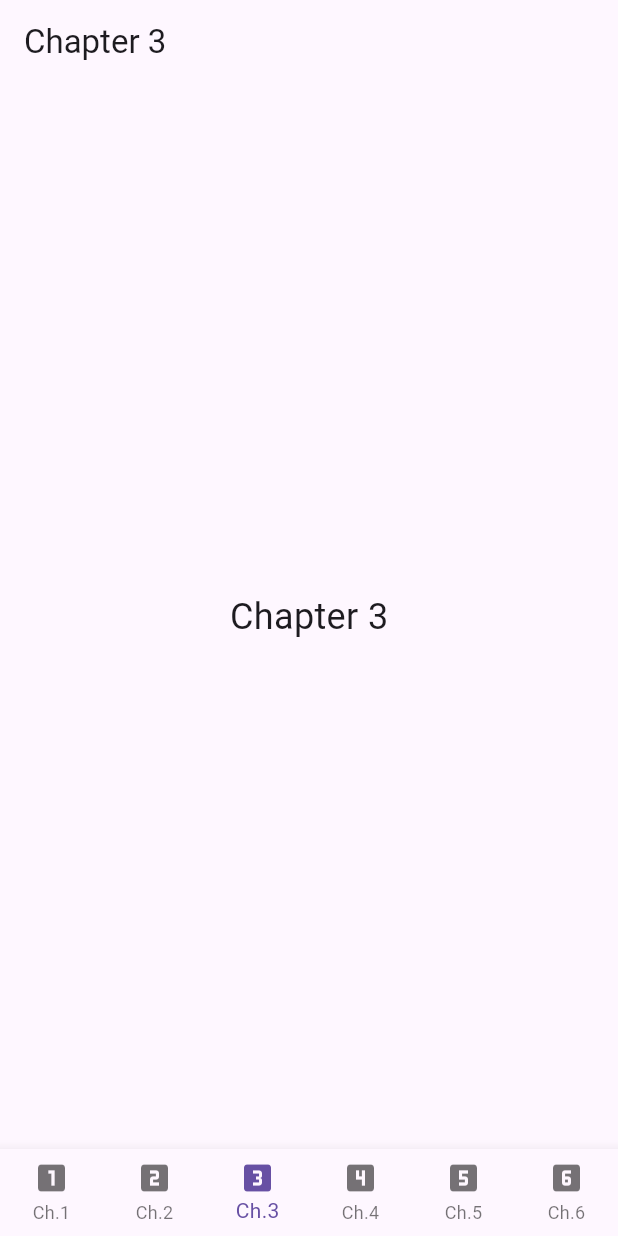
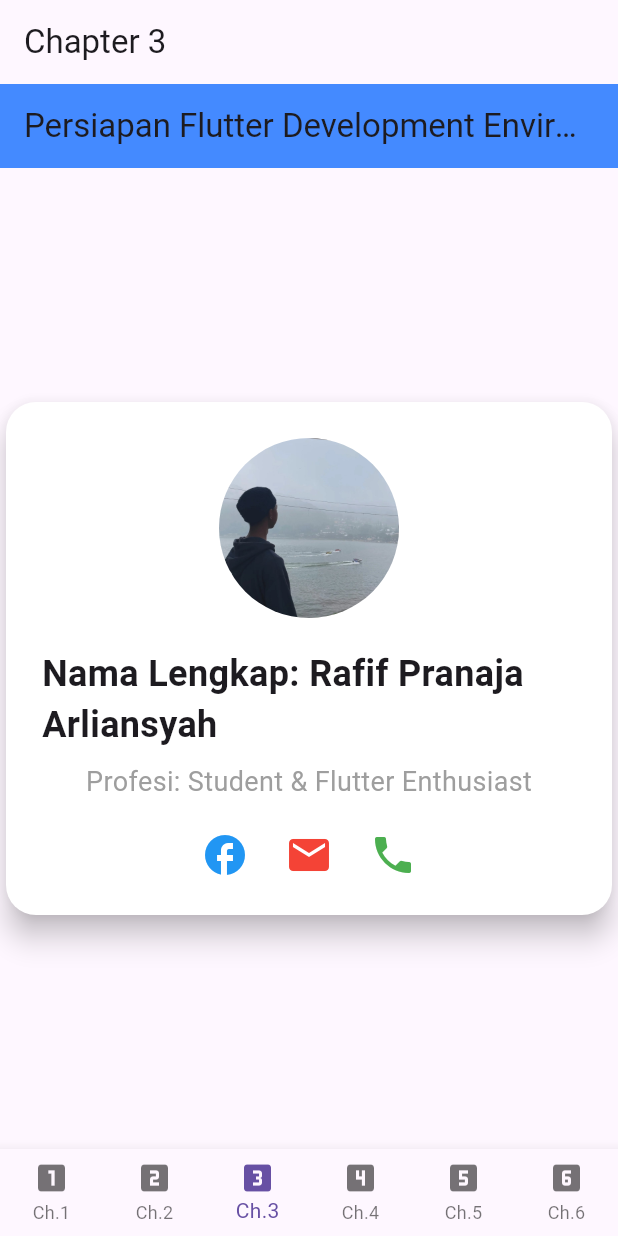
Before and after one commit to Islam2242-ux/Islam-Rafif-Repo, a Flutter app: the screen it shows after launch, item 3 of the bottom bar chosen, on a phone screen of 412 x 824 dp. Run offline on Flutter 3.47's test engine with Material 3 defaults, Android fonts, the light colour scheme and no system bars.

Commit message:
added chapter 3

```diff
--- a/lib/main.dart
+++ b/lib/main.dart
@@ -1,4 +1,5 @@
 import 'pages/chapter-1.dart';
+import 'pages/chapter-3.dart';
 import 'package:flutter/material.dart'; // Mengimpor paket Material Design dari Flutter.
 
 void main() {
@@ -39,12 +40,11 @@ class _MainNavbarState extends State<MainNavbar> {
   static final List<Widget> _pages = [
     Chapter1Page(),
     Center(child: Text('Chapter 2', style: TextStyle(fontSize: 24))),
-    Center(child: Text('Chapter 3', style: TextStyle(fontSize: 24))),
+    Chapter3Page(),
     Center(child: Text('Chapter 4', style: TextStyle(fontSize: 24))),
     Center(child: Text('Chapter 5', style: TextStyle(fontSize: 24))),
     Center(child: Text('Chapter 6', style: TextStyle(fontSize: 24))),
   ];
-
   void _onItemTapped(int index) {
     setState(() {
       _selectedIndex = index;
--- a/lib/pages/chapter-1.dart
+++ b/lib/pages/chapter-1.dart
@@ -9,6 +9,7 @@ class Chapter1Page extends StatelessWidget {
     return Scaffold(
       appBar: AppBar(
         title: const Text('Selamat Datang di Dunia Flutter!'),
+        backgroundColor: Colors.blueAccent,
       ),
       body: Padding(
         padding: const EdgeInsets.all(16.0),
--- a/lib/pages/chapter-2.dart
+++ /dev/null
@@ -1,18 +0,0 @@
-// File: lib/pages/login_page.dart
-import 'package:flutter/material.dart';
-
-class CartPage extends StatelessWidget {
-  const CartPage({super.key});
-
-  @override
-  Widget build(BuildContext context) {
-    return Scaffold(
-      appBar: AppBar(
-        title: const Text('Login Page'),
-      ),
-      body: const Center(
-        child: Text('Ini adalah halaman login'),
-      ),
-    );
-  }
-}
--- a/lib/pages/chapter-3.dart
+++ b/lib/pages/chapter-3.dart
@@ -1,23 +1,66 @@
-// File: lib/pages/detail_chat.dart
 import 'package:flutter/material.dart';
 
-class ChatScreen extends StatelessWidget {
-  // Tambahkan final String contactName
-  final String contactName;
-
-  const ChatScreen({
-    super.key,
-    required this.contactName, // Pastikan ini ada di konstruktor
-  });
+class Chapter3Page extends StatelessWidget {
+  const Chapter3Page({super.key});
 
   @override
   Widget build(BuildContext context) {
     return Scaffold(
       appBar: AppBar(
-        title: Text(contactName),
+        title: const Text('Persiapan Flutter Development Environment'),
+        backgroundColor: Colors.blueAccent,
       ),
       body: Center(
-        child: Text('Ini adalah halaman chat dengan $contactName'),
+        child: Card(
+          color: Colors.white,
+          elevation: 8,
+          shape: RoundedRectangleBorder(
+            borderRadius: BorderRadius.circular(20),
+          ),
+          child: Padding(
+            padding: const EdgeInsets.all(24.0),
+            child: Column(
+              mainAxisSize: MainAxisSize.min,
+              crossAxisAlignment: CrossAxisAlignment.center,
+              children: [
+                // Foto profil
+                ClipRRect(
+                  borderRadius: BorderRadius.circular(60),
+                  child: Image.asset(
+                    'assets/Me.jpg',
+                    width: 120,
+                    height: 120,
+                    fit: BoxFit.cover,
+                  ),
+                ),
+                const SizedBox(height: 20),
+                // Nama lengkap
+                const Text(
+                  'Nama Lengkap: Rafif Pranaja Arliansyah',
+                  style: TextStyle(fontSize: 24, fontWeight: FontWeight.bold),
+                ),
+                const SizedBox(height: 8),
+                // Profesi
+                const Text(
+                  'Profesi: Student & Flutter Enthusiast',
+                  style: TextStyle(fontSize: 18, color: Colors.grey),
+                ),
+                const SizedBox(height: 20),
+                // Ikon media sosial
+                Row(
+                  mainAxisAlignment: MainAxisAlignment.center,
+                  children: const [
+                    Icon(Icons.facebook, color: Colors.blue, size: 32),
+                    SizedBox(width: 24),
+                    Icon(Icons.email, color: Colors.red, size: 32),
+                    SizedBox(width: 24),
+                    Icon(Icons.phone, color: Colors.green, size: 32),
+                  ],
+                ),
+              ],
+            ),
+          ),
+        ),
       ),
     );
   }
```
